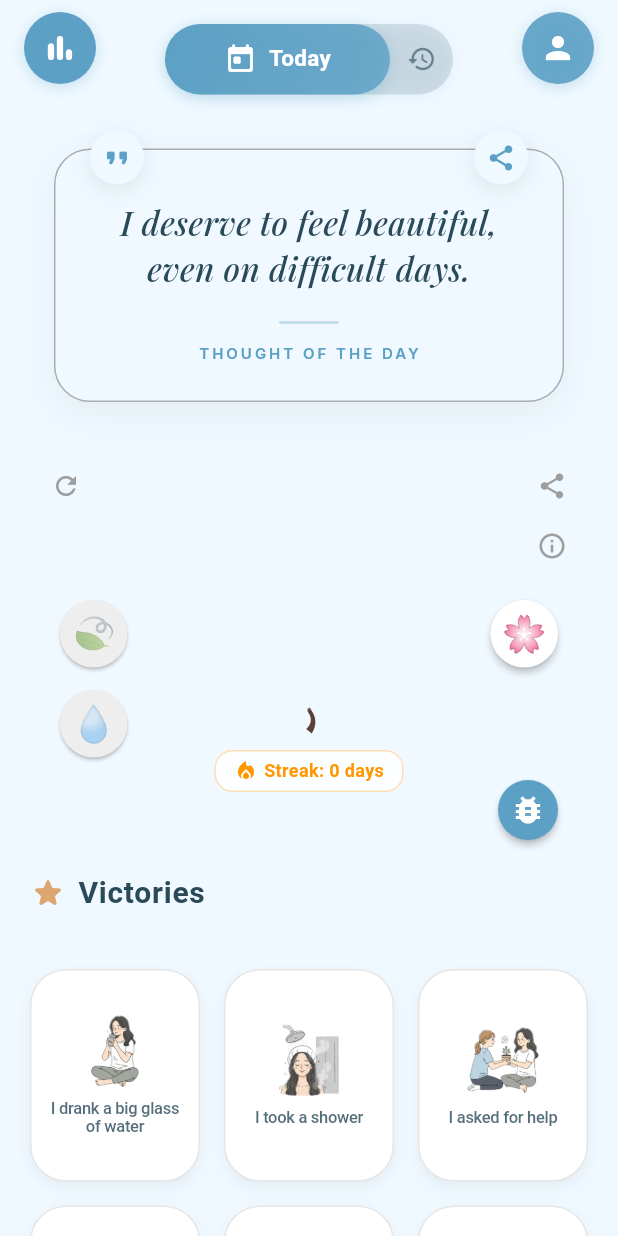
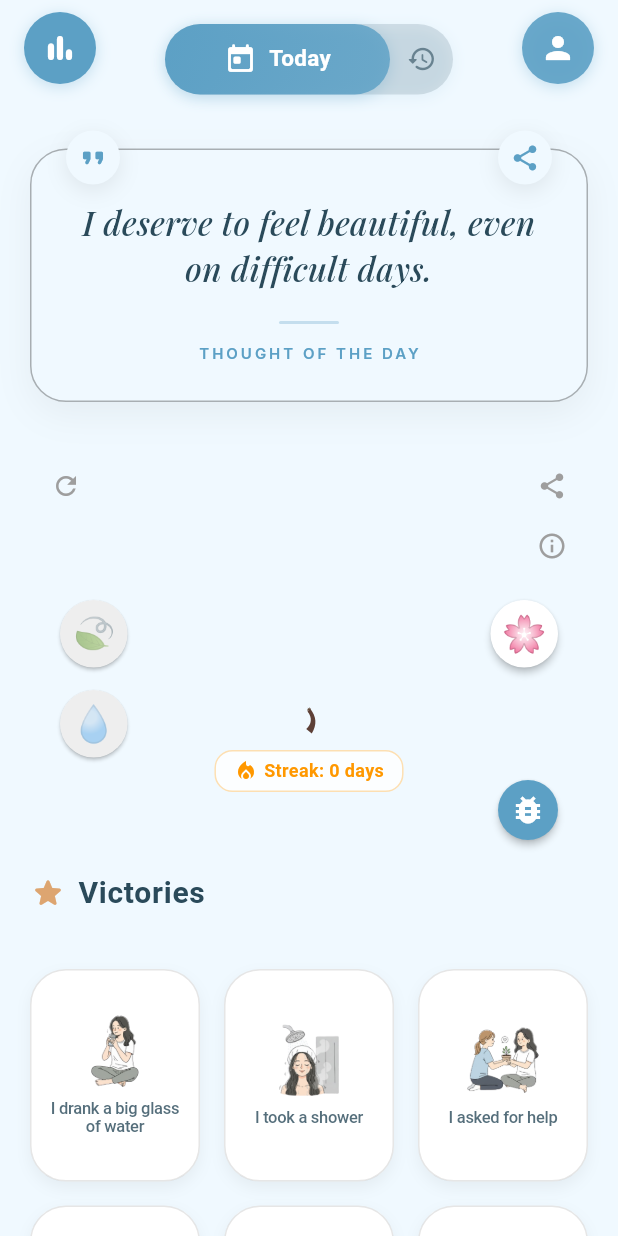
Before and after one commit to rachiddaoud/silva, a Flutter app: the HomeScreen screen opened directly with empty values, on a phone screen of 412 x 824 dp. Run offline on Flutter 3.47's test engine with Material 3 defaults, Android fonts, the phone set to English and light mode, and no system bars; our stand-ins replace audioplayers, cloud_firestore, firebase_analytics, firebase_auth, firebase_core, fl_chart and 6 more; accounts and stored records are empty; network calls fail.

Commit message:
refactor: adjust daily quote card layout by removing main container horizontal padding and setting shareable content to full width.

```diff
--- a/lib/widgets/daily_quote_card.dart
+++ b/lib/widgets/daily_quote_card.dart
@@ -56,7 +56,6 @@ class _DailyQuoteCardState extends State<DailyQuoteCard> {
 
     return Container(
       width: double.infinity,
-      padding: const EdgeInsets.symmetric(horizontal: 16),
       child: Stack(
         children: [
           // Hidden Shareable Card (with branding) - Positioned off-screen
@@ -155,6 +154,7 @@ class _QuoteContent extends StatelessWidget {
     final theme = Theme.of(context);
 
     return Container(
+      width: double.infinity,
       padding: const EdgeInsets.fromLTRB(24, 32, 24, 24),
       decoration: BoxDecoration(
         color: theme.cardColor, // Opaque color for better image capture
```
